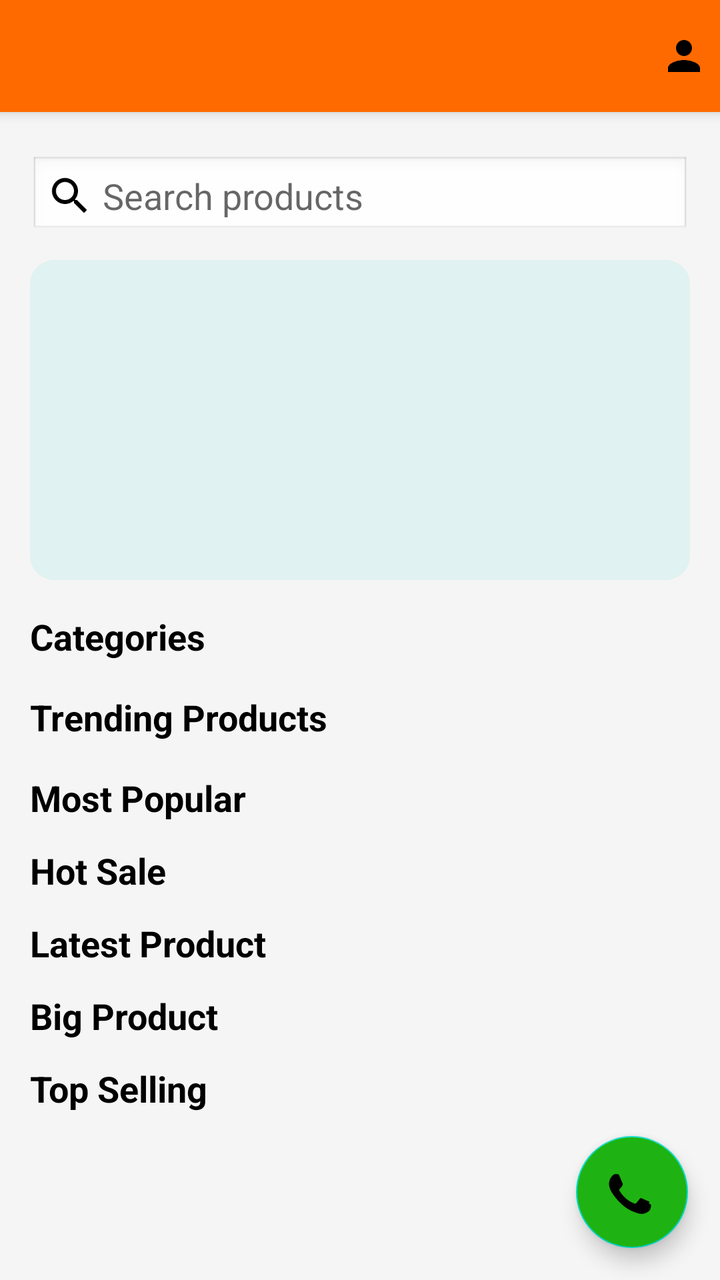
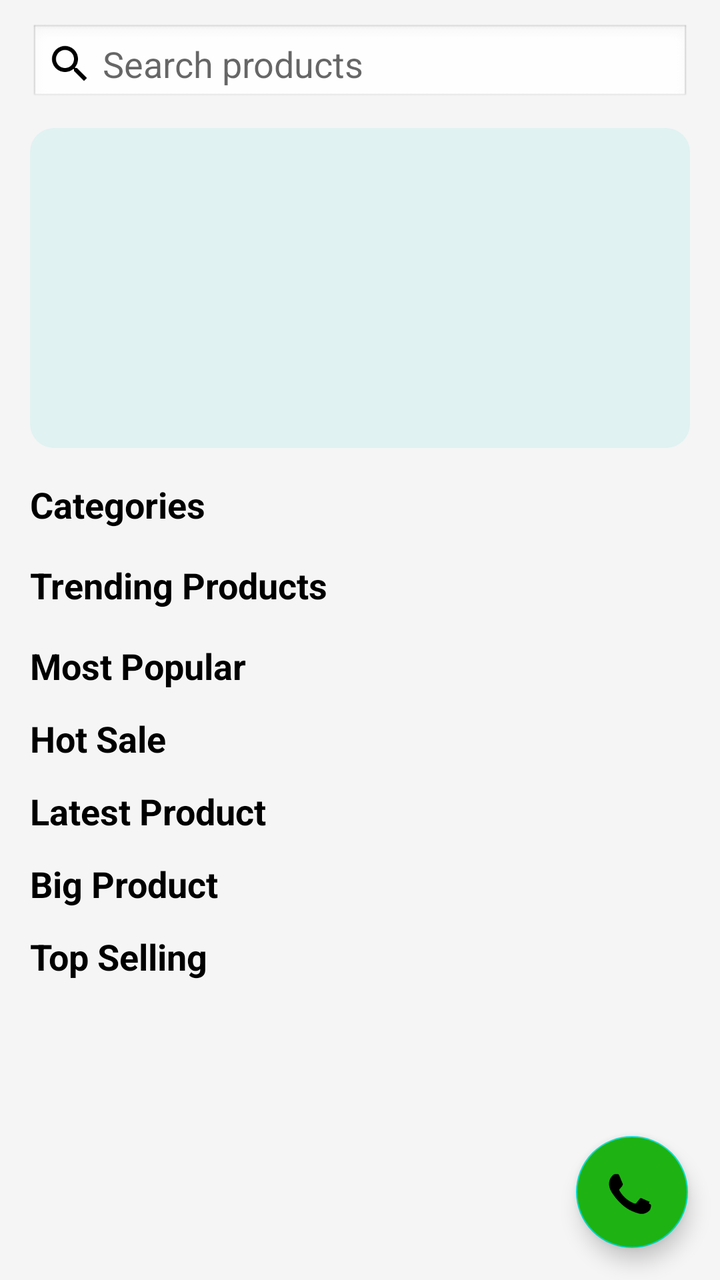

Before-and-after screenshots of an Android layout around one commit, followed by the original layout XML and the change that was made.
<!-- AndroidManifest.xml: application theme Theme.BulkAgrochem -->
<!-- res/layout/app_bar_main.xml -->
<?xml version="1.0" encoding="utf-8"?>
<androidx.coordinatorlayout.widget.CoordinatorLayout xmlns:android="http://schemas.android.com/apk/res/android"
    xmlns:app="http://schemas.android.com/apk/res-auto"
    xmlns:tools="http://schemas.android.com/tools"
    android:layout_width="match_parent"
    android:layout_height="match_parent"
    tools:context=".MainActivity">

    <com.google.android.material.appbar.AppBarLayout
        android:layout_width="match_parent"
        android:layout_height="wrap_content"
        android:fitsSystemWindows="true"
        android:theme="@style/Theme.BulkAgrochem.AppBarOverlay">

        <androidx.appcompat.widget.Toolbar
            android:id="@+id/toolbar"
            android:layout_width="match_parent"
            android:layout_height="?attr/actionBarSize"
            android:background="@color/colorPrimary"
            app:popupTheme="@style/Theme.BulkAgrochem.PopupOverlay">

            <ImageView
                android:id="@+id/ivProfile"
                android:layout_width="36dp"
                android:layout_height="36dp"
                android:layout_gravity="end"
                android:padding="6dp"
                android:src="@drawable/ic_profile" />

        </androidx.appcompat.widget.Toolbar>

    </com.google.android.material.appbar.AppBarLayout>

    <include layout="@layout/content_main" />

    <com.google.android.material.floatingactionbutton.FloatingActionButton
        android:id="@+id/fabWhatsapp"
        android:layout_width="wrap_content"
        android:layout_height="wrap_content"
        android:layout_gravity="bottom|end"
        android:layout_marginEnd="@dimen/fab_margin"
        android:layout_marginBottom="16dp"
        android:backgroundTint="#1EB312"
        app:maxImageSize="56dp"
        app:srcCompat="@drawable/ic_whatsapp" />

</androidx.coordinatorlayout.widget.CoordinatorLayout>
<!-- res/layout/content_main.xml (included above) -->
<?xml version="1.0" encoding="utf-8"?>
<androidx.core.widget.NestedScrollView
    xmlns:android="http://schemas.android.com/apk/res/android"
    xmlns:app="http://schemas.android.com/apk/res-auto"
    xmlns:tools="http://schemas.android.com/tools"
    android:id="@+id/main"
    android:layout_width="match_parent"
    android:layout_height="match_parent"
    android:background="@color/app_background"
    android:fillViewport="true"
    app:layout_behavior="@string/appbar_scrolling_view_behavior"
    tools:context=".MainActivity"
    tools:showIn="@layout/app_bar_main">

    <LinearLayout
        android:layout_width="match_parent"
        android:layout_height="wrap_content"
        android:orientation="vertical"
        android:paddingLeft="15dp"
        android:paddingTop="10dp"
        android:paddingRight="15dp">

        <EditText
            android:id="@+id/searchEditText"
            android:layout_width="match_parent"
            android:layout_height="40dp"
            android:layout_marginTop="12dp"
            android:background="@android:drawable/edit_text"
            android:drawableStart="@drawable/ic_search"
            android:hint=" Search products "
            android:imeOptions="actionSearch"
            android:inputType="text"
            android:padding="8dp"
            android:textColor="#000000" />

        <androidx.recyclerview.widget.RecyclerView
            android:id="@+id/rvSearchResults"
            android:layout_width="match_parent"
            android:layout_height="wrap_content"
            android:visibility="gone"
            app:layoutManager="androidx.recyclerview.widget.LinearLayoutManager" />

        

        <ImageView
            android:layout_width="match_parent"
            android:layout_height="160dp"
            android:layout_marginTop="12dp"
            android:contentDescription="Offer Banner"
            android:scaleType="centerCrop"
            android:src="@drawable/banner_placeholder" />


        <TextView
            android:id="@+id/categories_title"
            android:layout_width="wrap_content"
            android:layout_height="wrap_content"
            android:layout_marginTop="16dp"
            android:text="Categories"
            android:textColor="@color/black"
            android:textSize="18sp"
            android:textStyle="bold" />

        <androidx.recyclerview.widget.RecyclerView
            android:id="@+id/rvCategories"
            android:layout_width="match_parent"
            android:layout_height="wrap_content"
            android:orientation="horizontal"
            app:layoutManager="androidx.recyclerview.widget.LinearLayoutManager" />


        <TextView
            android:id="@+id/trending_products_title"
            android:layout_width="wrap_content"
            android:layout_height="wrap_content"
            android:layout_marginTop="16dp"
            android:text="Trending Products"
            android:textColor="@color/black"
            android:textSize="18sp"
            android:textStyle="bold" />

        <androidx.recyclerview.widget.RecyclerView
            android:id="@+id/rvTrending"
            android:layout_width="match_parent"
            android:layout_height="wrap_content"
            android:orientation="horizontal"
            app:layoutManager="androidx.recyclerview.widget.LinearLayoutManager" />


        <TextView
            android:id="@+id/most_popular_title"
            android:layout_width="wrap_content"
            android:layout_height="wrap_content"
            android:layout_marginTop="16dp"
            android:text="Most Popular"
            android:textColor="@color/black"
            android:textSize="18sp"
            android:textStyle="bold" />

        <androidx.recyclerview.widget.RecyclerView
            android:id="@+id/rvMostPopular"
            android:layout_width="match_parent"
            android:layout_height="wrap_content"
            android:orientation="horizontal"
            app:layoutManager="androidx.recyclerview.widget.LinearLayoutManager" />

        
        <TextView
            android:id="@+id/hot_sale_title"
            android:layout_width="wrap_content"
            android:layout_height="wrap_content"
            android:layout_marginTop="12dp"
            android:text="Hot Sale"
            android:textColor="@color/black"
            android:textSize="18sp"
            android:textStyle="bold" />

        <androidx.recyclerview.widget.RecyclerView
            android:id="@+id/rvHotSale"
            android:layout_width="match_parent"
            android:layout_height="wrap_content"
            android:orientation="horizontal"
            app:layoutManager="androidx.recyclerview.widget.LinearLayoutManager" />

        
        <TextView
            android:id="@+id/txtLatestProduct"
            android:layout_width="wrap_content"
            android:layout_height="wrap_content"
            android:text="Latest Product"
            android:textSize="18sp"
            android:textStyle="bold"
            android:layout_marginTop="12dp"
            android:textColor="@color/black" />

        <androidx.recyclerview.widget.RecyclerView
            android:id="@+id/rvLatestProduct"
            android:layout_width="match_parent"
            android:layout_height="wrap_content"
            android:orientation="horizontal"
            app:layoutManager="androidx.recyclerview.widget.LinearLayoutManager" />

        
        <TextView
            android:id="@+id/txtBigProduct"
            android:layout_width="wrap_content"
            android:layout_height="wrap_content"
            android:text="Big Product"
            android:textSize="18sp"
            android:textStyle="bold"
            android:layout_marginTop="12dp"
            android:textColor="@color/black" />

        <androidx.recyclerview.widget.RecyclerView
            android:id="@+id/rvBigProduct"
            android:layout_width="match_parent"
            android:layout_height="wrap_content"
            android:orientation="horizontal"
            app:layoutManager="androidx.recyclerview.widget.LinearLayoutManager" />

        
        <TextView
            android:id="@+id/txtTopSelling"
            android:layout_width="wrap_content"
            android:layout_height="wrap_content"
            android:text="Top Selling"
            android:textSize="18sp"
            android:textStyle="bold"
            android:layout_marginTop="12dp"
            android:textColor="@color/black" />

        
        <androidx.recyclerview.widget.RecyclerView
            android:id="@+id/rvTopSelling"
            android:layout_width="match_parent"
            android:layout_height="wrap_content"
            android:orientation="horizontal"
            app:layoutManager="androidx.recyclerview.widget.LinearLayoutManager" />

    </LinearLayout>

</androidx.core.widget.NestedScrollView>
<!-- resources referenced by this layout -->
<resources>
  <color name="app_background">#F5F5F5</color>
  <color name="black">#FF000000</color>
  <color name="colorPrimary">@color/orange_brand</color>
  <dimen name="fab_margin">16dp</dimen>
  <!-- drawable banner_placeholder (drawable) -->
  <shape xmlns:android="http://schemas.android.com/apk/res/android">
      <solid android:color="#E0F2F1"/>
      <corners android:radius="12dp"/>
  </shape>
  <!-- drawable ic_profile (drawable) -->
  <?xml version="1.0" encoding="utf-8"?>
  <vector xmlns:android="http://schemas.android.com/apk/res/android"
      android:width="24dp"
      android:height="24dp"
      android:viewportWidth="24"
      android:viewportHeight="24">
  
      <path
          android:fillColor="@android:color/black"
          android:pathData="M12,12c2.21,0 4,-1.79 4,-4s-1.79,-4 -4,-4 -4,1.79 -4,4 1.79,4 4,4zM12,14c-2.67,0 -8,1.34 -8,4v2h16v-2c0,-2.66 -5.33,-4 -8,-4z" />
  </vector>
  <!-- drawable ic_search (drawable) -->
  <vector xmlns:android="http://schemas.android.com/apk/res/android" 
      android:height="24dp" 
      android:tint="#000000" 
      android:viewportHeight="24" 
      android:viewportWidth="24" 
      android:width="24dp">
        
      <path android:fillColor="@android:color/white" 
            android:pathData="M15.5,14h-0.79l-0.28,-0.27C15.41,12.59 16,11.11 16,9.5 16,5.91 13.09,3 9.5,3S3,5.91 3,9.5 5.91,16 9.5,16c1.61,0 3.09,-0.59 4.23,-1.57l0.27,0.28v0.79l5,4.99L20.49,19l-4.99,-5zM9.5,14C7.01,14 5,11.99 5,9.5S7.01,5 9.5,5 14,7.01 14,9.5 11.99,14 9.5,14z"/>
      
  </vector>
  <!-- drawable ic_whatsapp (drawable) -->
  <?xml version="1.0" encoding="utf-8"?>
  <vector xmlns:android="http://schemas.android.com/apk/res/android"
      android:width="24dp"
      android:height="24dp"
      android:viewportWidth="24"
      android:viewportHeight="24">
  
      <path
          android:fillColor="@android:color/white"
          android:pathData="M15.91,14.12 C15.48,14.01 14.35,13.46 14.14,13.38 C13.93,13.3 13.78,13.26 13.63,13.48 C13.48,13.7 13.05,14.22 12.92,14.37 C12.79,14.52 12.66,14.54 12.43,14.43 C12.2,14.32 11.47,14.08 10.6,13.3 C9.92,12.7 9.46,11.96 9.33,11.73 C9.2,11.5 9.32,11.38 9.43,11.27 C9.53,11.17 9.66,11.01 9.77,10.88 C9.88,10.75 9.93,10.66 10,10.51 C10.07,10.36 10.03,10.23 9.97,10.12 C9.91,10.01 9.48,8.96 9.3,8.53 C9.13,8.12 8.95,8.17 8.82,8.17 L8.43,8.17 C8.28,8.17 8.05,8.23 7.85,8.45 C7.65,8.67 7.08,9.2 7.08,10.28 C7.08,11.36 7.87,12.41 7.98,12.55 C8.1,12.7 9.63,15.05 11.95,16.07 C12.5,16.31 12.93,16.45 13.27,16.56 C13.75,16.71 14.19,16.69 14.54,16.64 C14.93,16.58 15.75,16.15 15.92,15.68 C16.09,15.21 16.09,14.81 16.04,14.72 C15.99,14.63 15.86,14.58 15.63,14.47 L15.71,14.12 Z" />
  </vector>
  <style name="Theme.BulkAgrochem.AppBarOverlay" parent="ThemeOverlay.AppCompat.Dark.ActionBar" />
  <style name="Theme.BulkAgrochem.PopupOverlay" parent="ThemeOverlay.AppCompat.Light" />
  <style name="Theme.BulkAgrochem" parent="Base.Theme.BulkAgrochem" />
  <color name="orange_brand">#FF6A00</color>
  <style name="Base.Theme.BulkAgrochem" parent="Theme.MaterialComponents.DayNight.NoActionBar">
          
          <item name="colorPrimary">@color/colorPrimary</item>
          <item name="colorPrimaryVariant">@color/colorPrimaryDark</item>
          <item name="colorOnPrimary">@color/colorOnPrimary</item>
  
          <item name="android:windowBackground">@color/app_background</item>
          <item name="colorSurface">@color/app_background</item>
  
          
          <item name="android:statusBarColor">@color/colorPrimary</item>
          <item name="android:windowLightStatusBar">false</item>
      </style>
  <color name="colorPrimaryDark">#E65100</color>
  <color name="colorOnPrimary">@color/white</color>
  <color name="white">#FFFFFFFF</color>
</resources>

<!-- the commit's change to res/layout/app_bar_main.xml (unified diff, before → after) -->
@@ -5,31 +5,6 @@
     android:layout_width="match_parent"
     android:layout_height="match_parent"
     tools:context=".MainActivity">
-
-    <com.google.android.material.appbar.AppBarLayout
-        android:layout_width="match_parent"
-        android:layout_height="wrap_content"
-        android:fitsSystemWindows="true"
-        android:theme="@style/Theme.BulkAgrochem.AppBarOverlay">
-
-        <androidx.appcompat.widget.Toolbar
-            android:id="@+id/toolbar"
-            android:layout_width="match_parent"
-            android:layout_height="?attr/actionBarSize"
-            android:background="@color/colorPrimary"
-            app:popupTheme="@style/Theme.BulkAgrochem.PopupOverlay">
-
-            <ImageView
-                android:id="@+id/ivProfile"
-                android:layout_width="36dp"
-                android:layout_height="36dp"
-                android:layout_gravity="end"
-                android:padding="6dp"
-                android:src="@drawable/ic_profile" />
-
-        </androidx.appcompat.widget.Toolbar>
-
-    </com.google.android.material.appbar.AppBarLayout>
 
     <include layout="@layout/content_main" />
 
@@ -56,7 +31,6 @@
     android:layout_height="match_parent"
     android:background="@color/app_background"
     android:fillViewport="true"
-    app:layout_behavior="@string/appbar_scrolling_view_behavior"
     tools:context=".MainActivity"
     tools:showIn="@layout/app_bar_main">
 
@@ -65,7 +39,6 @@
         android:layout_height="wrap_content"
         android:orientation="vertical"
         android:paddingLeft="15dp"
-        android:paddingTop="10dp"
         android:paddingRight="15dp">
 
         <EditText
<!-- resource entries referenced after the edit -->
@@ -9,18 +9,6 @@
       <solid android:color="#E0F2F1"/>
       <corners android:radius="12dp"/>
   </shape>
-  <!-- drawable ic_profile (drawable) -->
-  <?xml version="1.0" encoding="utf-8"?>
-  <vector xmlns:android="http://schemas.android.com/apk/res/android"
-      android:width="24dp"
-      android:height="24dp"
-      android:viewportWidth="24"
-      android:viewportHeight="24">
-  
-      <path
-          android:fillColor="@android:color/black"
-          android:pathData="M12,12c2.21,0 4,-1.79 4,-4s-1.79,-4 -4,-4 -4,1.79 -4,4 1.79,4 4,4zM12,14c-2.67,0 -8,1.34 -8,4v2h16v-2c0,-2.66 -5.33,-4 -8,-4z" />
-  </vector>
   <!-- drawable ic_search (drawable) -->
   <vector xmlns:android="http://schemas.android.com/apk/res/android" 
       android:height="24dp" 
@@ -45,8 +33,6 @@
           android:fillColor="@android:color/white"
           android:pathData="M15.91,14.12 C15.48,14.01 14.35,13.46 14.14,13.38 C13.93,13.3 13.78,13.26 13.63,13.48 C13.48,13.7 13.05,14.22 12.92,14.37 C12.79,14.52 12.66,14.54 12.43,14.43 C12.2,14.32 11.47,14.08 10.6,13.3 C9.92,12.7 9.46,11.96 9.33,11.73 C9.2,11.5 9.32,11.38 9.43,11.27 C9.53,11.17 9.66,11.01 9.77,10.88 C9.88,10.75 9.93,10.66 10,10.51 C10.07,10.36 10.03,10.23 9.97,10.12 C9.91,10.01 9.48,8.96 9.3,8.53 C9.13,8.12 8.95,8.17 8.82,8.17 L8.43,8.17 C8.28,8.17 8.05,8.23 7.85,8.45 C7.65,8.67 7.08,9.2 7.08,10.28 C7.08,11.36 7.87,12.41 7.98,12.55 C8.1,12.7 9.63,15.05 11.95,16.07 C12.5,16.31 12.93,16.45 13.27,16.56 C13.75,16.71 14.19,16.69 14.54,16.64 C14.93,16.58 15.75,16.15 15.92,15.68 C16.09,15.21 16.09,14.81 16.04,14.72 C15.99,14.63 15.86,14.58 15.63,14.47 L15.71,14.12 Z" />
   </vector>
-  <style name="Theme.BulkAgrochem.AppBarOverlay" parent="ThemeOverlay.AppCompat.Dark.ActionBar" />
-  <style name="Theme.BulkAgrochem.PopupOverlay" parent="ThemeOverlay.AppCompat.Light" />
   <style name="Theme.BulkAgrochem" parent="Base.Theme.BulkAgrochem" />
   <color name="orange_brand">#FF6A00</color>
   <style name="Base.Theme.BulkAgrochem" parent="Theme.MaterialComponents.DayNight.NoActionBar">
@@ -59,10 +45,11 @@
           <item name="colorSurface">@color/app_background</item>
   
           
-          <item name="android:statusBarColor">@color/colorPrimary</item>
-          <item name="android:windowLightStatusBar">false</item>
+          <item name="android:statusBarColor">@color/black</item>
+          
+          <item name="android:windowLightStatusBar">true</item>
       </style>
-  <color name="colorPrimaryDark">#E65100</color>
+  <color name="colorPrimaryDark">@color/black</color>
   <color name="colorOnPrimary">@color/white</color>
   <color name="white">#FFFFFFFF</color>
 </resources>
